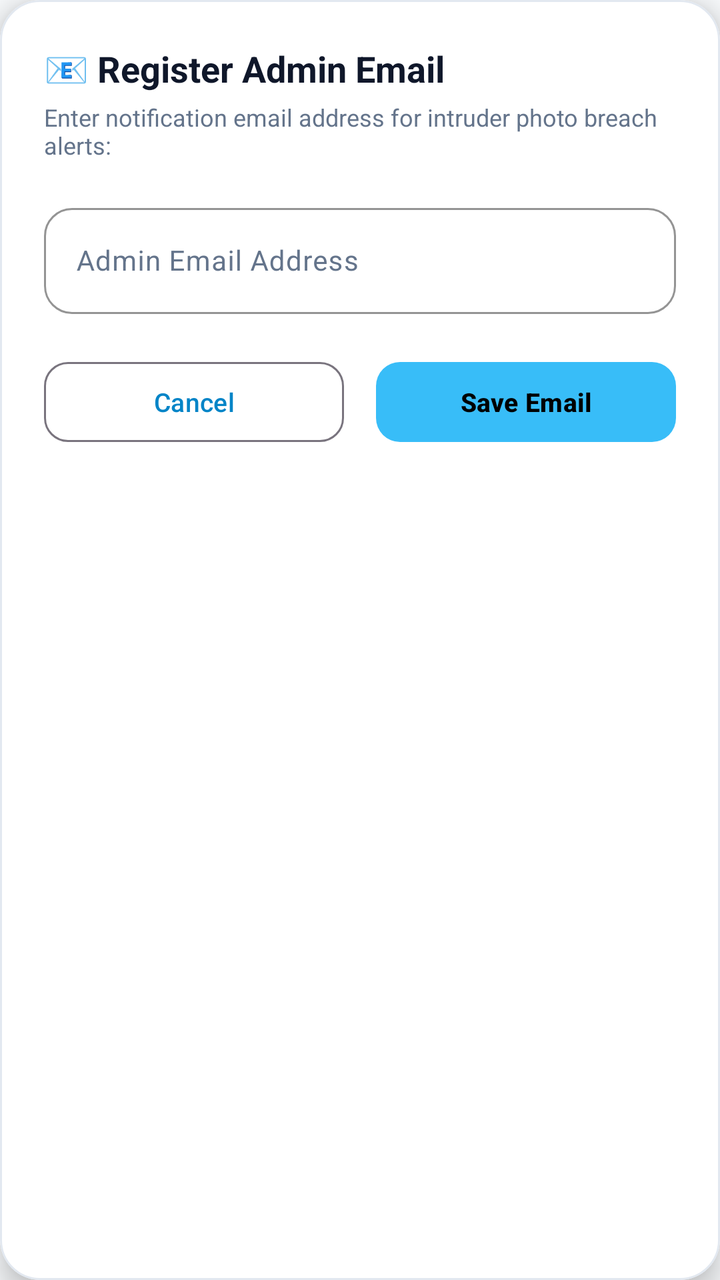
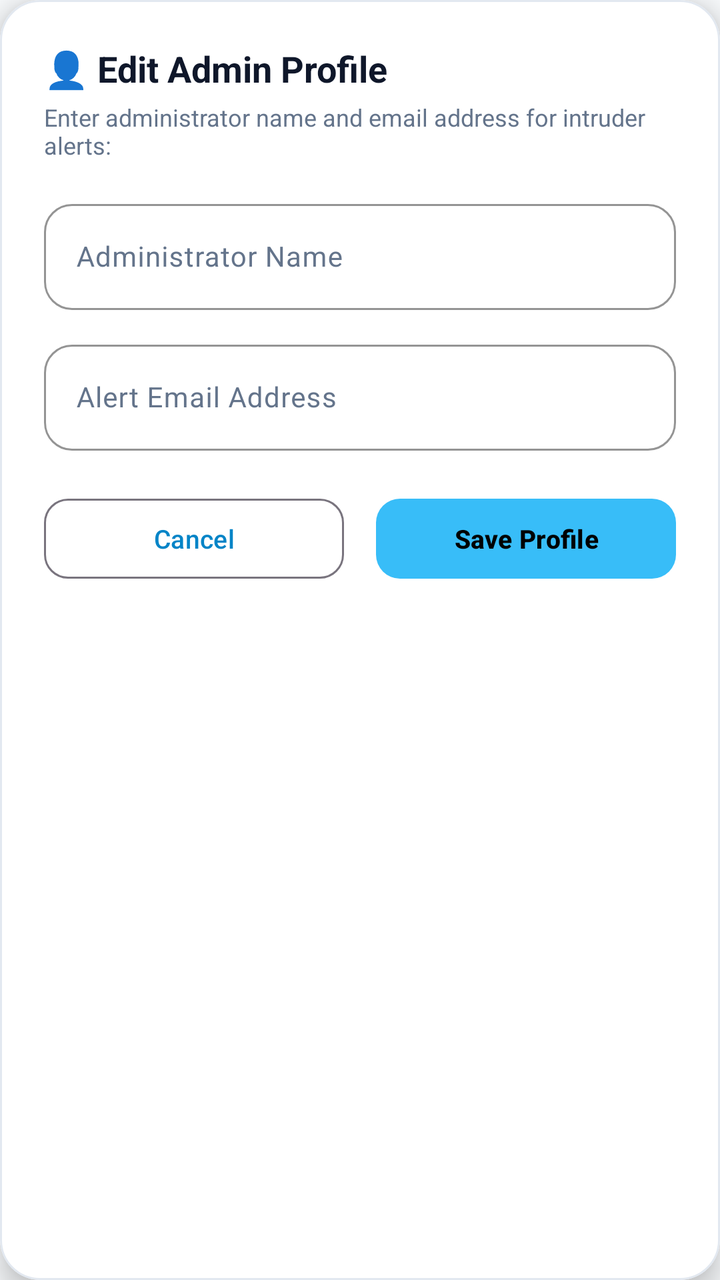

Screens rendered from an Android XML layout before and after an edit, with the pre-edit source and the edit as a unified diff.
<!-- AndroidManifest.xml: application theme Theme.HoneyfileSecurity -->
<!-- res/layout/dialog_edit_email.xml -->
<?xml version="1.0" encoding="utf-8"?>
<com.google.android.material.card.MaterialCardView xmlns:android="http://schemas.android.com/apk/res/android"
    xmlns:app="http://schemas.android.com/apk/res-auto"
    android:layout_width="match_parent"
    android:layout_height="wrap_content"
    android:layout_margin="20dp"
    app:cardBackgroundColor="?attr/appCardColor"
    app:cardCornerRadius="20dp"
    app:cardElevation="8dp"
    app:strokeColor="?attr/appCardStrokeColor"
    app:strokeWidth="1dp">

    <LinearLayout
        android:layout_width="match_parent"
        android:layout_height="wrap_content"
        android:orientation="vertical"
        android:padding="22dp">

        <TextView
            android:id="@+id/tvEditEmailTitle"
            android:layout_width="wrap_content"
            android:layout_height="wrap_content"
            android:text="📧 Register Admin Email"
            android:textColor="?attr/appTextColorPrimary"
            android:textSize="18sp"
            android:textStyle="bold" />

        <TextView
            android:id="@+id/tvEditEmailSubtitle"
            android:layout_width="wrap_content"
            android:layout_height="wrap_content"
            android:text="Enter notification email address for intruder photo breach alerts:"
            android:textColor="?attr/appTextColorSecondary"
            android:textSize="12sp"
            android:layout_marginTop="4dp"
            android:layout_marginBottom="18dp" />

        <com.google.android.material.textfield.TextInputLayout
            android:id="@+id/tilAdminEmail"
            style="@style/Widget.Material3.TextInputLayout.OutlinedBox"
            android:layout_width="match_parent"
            android:layout_height="wrap_content"
            android:hint="Admin Email Address"
            android:textColorHint="?attr/appTextColorSecondary"
            app:boxCornerRadiusBottomEnd="14dp"
            app:boxCornerRadiusBottomStart="14dp"
            app:boxCornerRadiusTopEnd="14dp"
            app:boxCornerRadiusTopStart="14dp"
            app:boxStrokeColor="@color/primary_accent"
            app:hintTextColor="@color/primary_accent">

            <com.google.android.material.textfield.TextInputEditText
                android:id="@+id/etAdminEmailInput"
                android:layout_width="match_parent"
                android:layout_height="wrap_content"
                android:inputType="textEmailAddress"
                android:singleLine="true"
                android:textColor="?attr/appTextColorPrimary"
                android:textSize="14sp" />

        </com.google.android.material.textfield.TextInputLayout>

        <LinearLayout
            android:layout_width="match_parent"
            android:layout_height="wrap_content"
            android:orientation="horizontal"
            android:layout_marginTop="20dp">

            <com.google.android.material.button.MaterialButton
                android:id="@+id/btnCancelEditEmail"
                style="@style/Widget.Material3.Button.OutlinedButton"
                android:layout_width="0dp"
                android:layout_height="48dp"
                android:layout_weight="1"
                android:layout_marginEnd="8dp"
                android:text="Cancel"
                android:textSize="13sp"
                app:cornerRadius="12dp" />

            <com.google.android.material.button.MaterialButton
                android:id="@+id/btnSaveAdminEmail"
                android:layout_width="0dp"
                android:layout_height="48dp"
                android:layout_weight="1"
                android:layout_marginStart="8dp"
                android:text="Save Email"
                android:textColor="@color/black"
                android:textSize="13sp"
                android:textStyle="bold"
                app:backgroundTint="@color/primary_accent"
                app:cornerRadius="12dp" />

        </LinearLayout>

    </LinearLayout>

</com.google.android.material.card.MaterialCardView>
<!-- resources referenced by this layout -->
<resources>
  <color name="black">#FF000000</color>
  <color name="primary_accent">#38BDF8</color>
  <style name="Theme.HoneyfileSecurity" parent="Theme.Material3.DayNight.NoActionBar">
          <item name="colorPrimary">@color/primary_accent_light</item>
          <item name="colorOnPrimary">@color/white</item>
          <item name="colorSecondary">@color/teal_700</item>
          <item name="android:statusBarColor">@color/light_bg</item>
          <item name="android:windowBackground">@color/light_bg</item>
  
          
          <item name="appBackgroundColor">@color/light_bg</item>
          <item name="appCardColor">@color/light_card_bg</item>
          <item name="appCardStrokeColor">@color/light_card_stroke</item>
          <item name="appTextColorPrimary">@color/light_text_primary</item>
          <item name="appTextColorSecondary">@color/light_text_secondary</item>
      </style>
  <color name="primary_accent_light">#0284C7</color>
  <color name="white">#FFFFFFFF</color>
  <color name="teal_700">#FF018786</color>
  <color name="light_bg">#F8FAFC</color>
  <color name="light_card_bg">#FFFFFF</color>
  <color name="light_card_stroke">#E2E8F0</color>
  <color name="light_text_primary">#0F172A</color>
  <color name="light_text_secondary">#64748B</color>
</resources>

<!-- the commit's change to res/layout/dialog_edit_email.xml (unified diff, before → after) -->
@@ -20,7 +20,7 @@
             android:id="@+id/tvEditEmailTitle"
             android:layout_width="wrap_content"
             android:layout_height="wrap_content"
-            android:text="📧 Register Admin Email"
+            android:text="👤 Edit Admin Profile"
             android:textColor="?attr/appTextColorPrimary"
             android:textSize="18sp"
             android:textStyle="bold" />
@@ -29,18 +29,46 @@
             android:id="@+id/tvEditEmailSubtitle"
             android:layout_width="wrap_content"
             android:layout_height="wrap_content"
-            android:text="Enter notification email address for intruder photo breach alerts:"
+            android:text="Enter administrator name and email address for intruder alerts:"
             android:textColor="?attr/appTextColorSecondary"
             android:textSize="12sp"
             android:layout_marginTop="4dp"
-            android:layout_marginBottom="18dp" />
+            android:layout_marginBottom="16dp" />
 
+        
+        <com.google.android.material.textfield.TextInputLayout
+            android:id="@+id/tilAdminName"
+            style="@style/Widget.Material3.TextInputLayout.OutlinedBox"
+            android:layout_width="match_parent"
+            android:layout_height="wrap_content"
+            android:layout_marginBottom="12dp"
+            android:hint="Administrator Name"
+            android:textColorHint="?attr/appTextColorSecondary"
+            app:boxCornerRadiusBottomEnd="14dp"
+            app:boxCornerRadiusBottomStart="14dp"
+            app:boxCornerRadiusTopEnd="14dp"
+            app:boxCornerRadiusTopStart="14dp"
+            app:boxStrokeColor="@color/primary_accent"
+            app:hintTextColor="@color/primary_accent">
+
+            <com.google.android.material.textfield.TextInputEditText
+                android:id="@+id/etAdminNameInput"
+                android:layout_width="match_parent"
+                android:layout_height="wrap_content"
+                android:inputType="textPersonName|textCapWords"
+                android:singleLine="true"
+                android:textColor="?attr/appTextColorPrimary"
+                android:textSize="14sp" />
+
+        </com.google.android.material.textfield.TextInputLayout>
+
+        
         <com.google.android.material.textfield.TextInputLayout
             android:id="@+id/tilAdminEmail"
             style="@style/Widget.Material3.TextInputLayout.OutlinedBox"
             android:layout_width="match_parent"
             android:layout_height="wrap_content"
-            android:hint="Admin Email Address"
+            android:hint="Alert Email Address"
             android:textColorHint="?attr/appTextColorSecondary"
             app:boxCornerRadiusBottomEnd="14dp"
             app:boxCornerRadiusBottomStart="14dp"
@@ -83,7 +111,7 @@
                 android:layout_height="48dp"
                 android:layout_weight="1"
                 android:layout_marginStart="8dp"
-                android:text="Save Email"
+                android:text="Save Profile"
                 android:textColor="@color/black"
                 android:textSize="13sp"
                 android:textStyle="bold"
